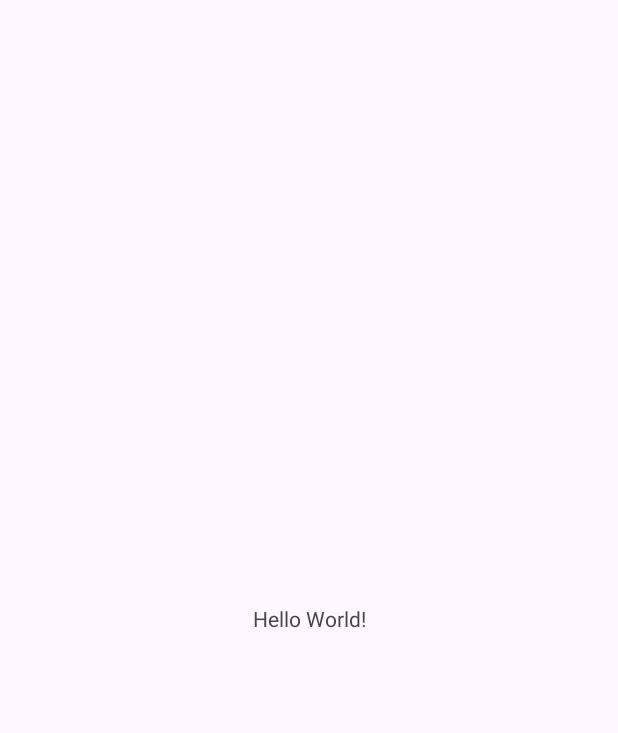
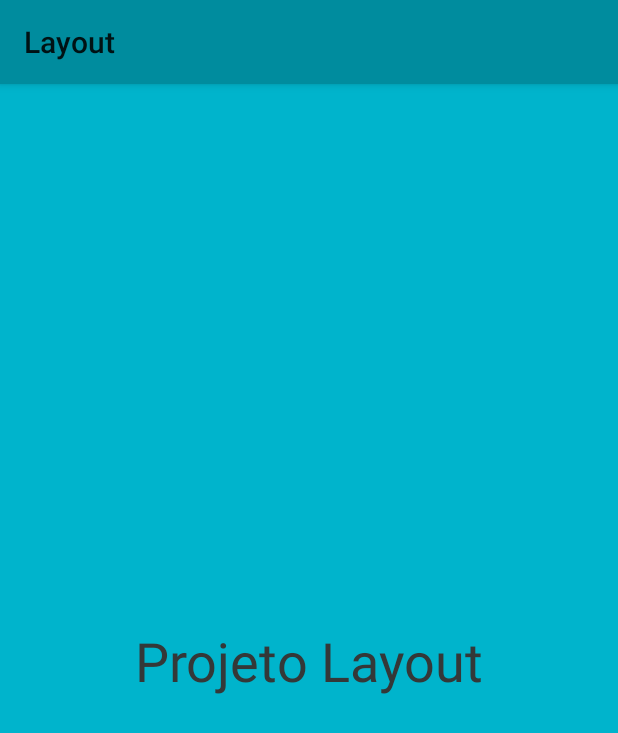
Before and after one commit to GuilhermeFdSilva/JME-Treinamentos, an Android app: the screen it shows after launch (MainActivity), on a phone screen of 412 x 824 dp. Before the commit the part shown is almost empty. Shown: the top 733 px of the screen. Run offline under Robolectric (Android 15) with nearby library versions, the phone set to English and light mode, and no system bars.

Commit message:
Explorando o XML

```diff
--- a/Layout/app/src/main/AndroidManifest.xml
+++ b/Layout/app/src/main/AndroidManifest.xml
@@ -14,7 +14,8 @@
         tools:targetApi="31">
         <activity
             android:name=".MainActivity"
-            android:exported="true">
+            android:exported="true"
+            android:screenOrientation="sensor">
             <intent-filter>
                 <action android:name="android.intent.action.MAIN" />
 
--- a/Layout/app/src/main/res/layout/activity_main.xml
+++ b/Layout/app/src/main/res/layout/activity_main.xml
@@ -9,7 +9,8 @@
     <TextView
         android:layout_width="wrap_content"
         android:layout_height="wrap_content"
-        android:text="Hello World!"
+        android:text="Projeto Layout"
+        android:textSize="36dp"
         app:layout_constraintBottom_toBottomOf="parent"
         app:layout_constraintEnd_toEndOf="parent"
         app:layout_constraintStart_toStartOf="parent"
--- a/Layout/app/src/main/res/values-night/themes.xml
+++ /dev/null
@@ -1,7 +0,0 @@
-<resources xmlns:tools="http://schemas.android.com/tools">
-    <!-- Base application theme. -->
-    <style name="Base.Theme.Layout" parent="Theme.Material3.DayNight.NoActionBar">
-        <!-- Customize your dark theme here. -->
-        <!-- <item name="colorPrimary">@color/my_dark_primary</item> -->
-    </style>
-</resources>
--- a/Layout/app/src/main/res/values/colors.xml
+++ b/Layout/app/src/main/res/values/colors.xml
@@ -1,5 +1,9 @@
 <?xml version="1.0" encoding="utf-8"?>
 <resources>
-    <color name="black">#FF000000</color>
-    <color name="white">#FFFFFFFF</color>
+    <color name="transparent">#00000000</color>
+    <color name="background">#ff00b4cc</color>
+    <color name="accent">#ff00dffc</color>
+    <color name="primary">#ff008c9e</color>
+    <color name="primaryDark">#ff005f6b</color>
+    <color name="text">#ff343838</color>
 </resources>
--- a/Layout/app/src/main/res/values/themes.xml
+++ b/Layout/app/src/main/res/values/themes.xml
@@ -1,8 +1,11 @@
 <resources xmlns:tools="http://schemas.android.com/tools">
     <!-- Base application theme. -->
-    <style name="Base.Theme.Layout" parent="Theme.Material3.DayNight.NoActionBar">
-        <!-- Customize your light theme here. -->
-        <!-- <item name="colorPrimary">@color/my_light_primary</item> -->
+    <style name="Base.Theme.Layout" parent="Theme.AppCompat.DayNight">
+        <item name="colorPrimary">@color/primary</item>
+        <item name="colorPrimaryDark">@color/primaryDark</item>
+        <item name="colorAccent">@color/accent</item>
+        <item name="android:windowBackground">@color/background</item>
+        <item name="android:textColor">@color/text</item>
     </style>
 
     <style name="Theme.Layout" parent="Base.Theme.Layout" />
```
